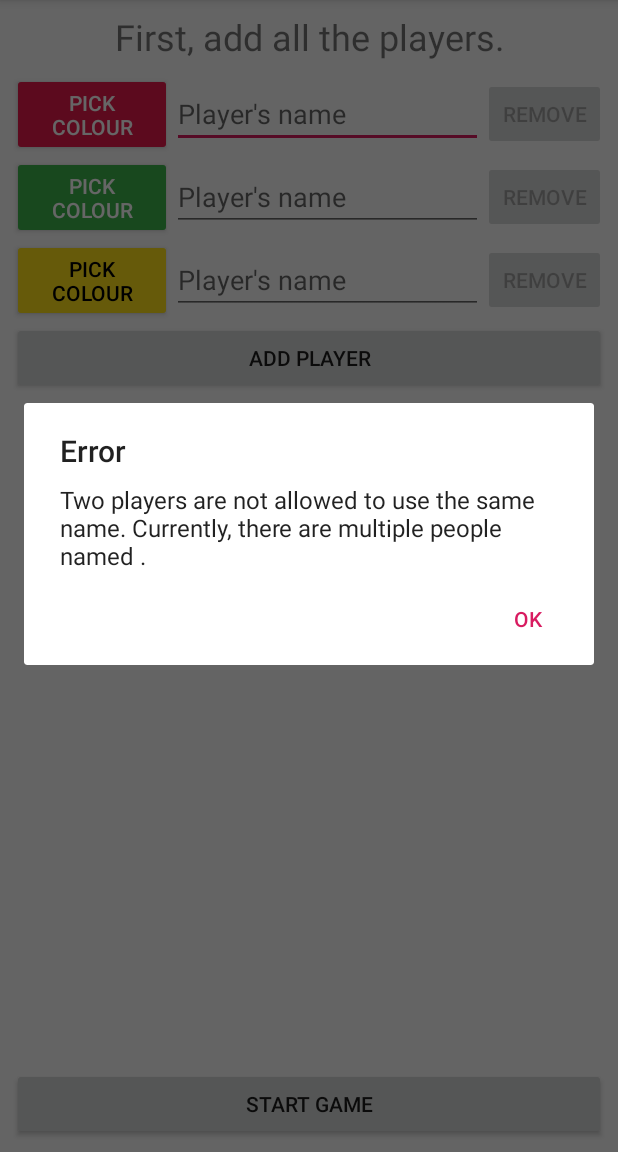
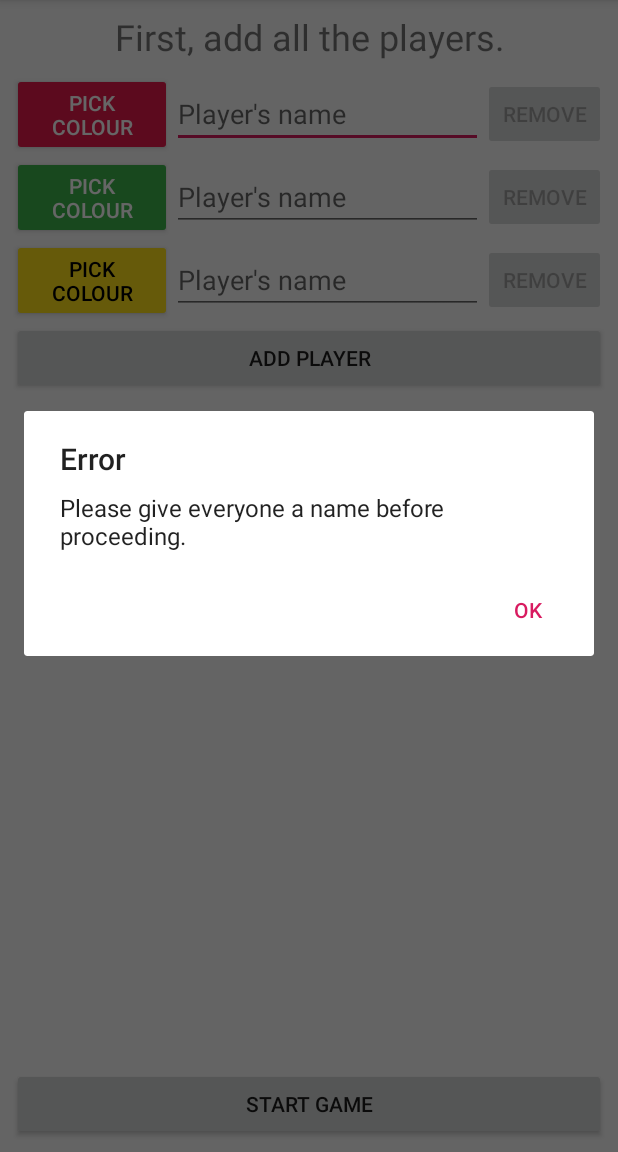
Before and after one commit to olliechick/scumgraph, an Android app: the screen it shows after launch (PlayerSelectionActivity), after a tap on "START GAME", on a phone screen of 412 x 824 dp, the part 84-1236 px from its top. Run offline under Robolectric (Android 15) with nearby library versions, the phone set to English and light mode, and no system bars; libraries missing offline, so code that uses them is left out: petrov.kristiyan.colorpicker; 6 statements that could not run were skipped; 3 other taps on this screen came first.

Commit message:
Add error message for when any of the names are empty
Also use string resources for all strings

Fixes #4

```diff
--- a/app/src/main/java/nz/co/olliechick/scumgraph/PlayerSelectionActivity.kt
+++ b/app/src/main/java/nz/co/olliechick/scumgraph/PlayerSelectionActivity.kt
@@ -157,31 +157,44 @@ class PlayerSelectionActivity : AppCompatActivity() {
         }
     }
 
-    private fun getDuplicateNames(): List<String> {
-        return players.map(Player::name).groupingBy { it }.eachCount().filter { it.value > 1 }
+    private fun getDuplicateNames(): List<String> =
+        players.map(Player::name).groupingBy { it }.eachCount().filter { it.value > 1 }
             .map { it.key }
-    }
+
+    private fun hasEmptyNames(): Boolean = players.map(Player::name).contains("")
 
     @SuppressLint("InflateParams")
     fun startGame(@Suppress("UNUSED_PARAMETER") view1: View) {
         val duplicateNames = getDuplicateNames()
-        if (duplicateNames.isNotEmpty()) {
-            var message = "Two players are not allowed to use the same name. Currently, there are multiple people named "
-            if (duplicateNames.size == 1) message += "${duplicateNames[0]}."
-            else if (duplicateNames.size == 2) message += "${duplicateNames[0]} and ${duplicateNames[1]}."
-            else {
+        when {
+            hasEmptyNames() -> {
+                AlertDialog.Builder(this).run {
+                    setTitle(getString(R.string.error))
+                    setMessage(getString(R.string.give_everyone_a_name))
+                    setPositiveButton(getString(R.string.ok)) { _, _ -> }
+                    show()
+                }
+            }
+            duplicateNames.isNotEmpty() -> {
+                var message = getString(R.string.two_player_not_allowed_same_name)
+                when (duplicateNames.size) {
+                    1 -> message += "${duplicateNames[0]}."
+                    2 -> message += getString(R.string.x_and_y_period, duplicateNames[0], duplicateNames[1])
+                    else -> {
                         duplicateNames.dropLast(1).forEach {
                             message += "$it, "
                         }
-                message = "${message.dropLast(2)}, and ${duplicateNames.last()}."
+                        message = getString(R.string.x_comma_and_y_period, message.dropLast(2), duplicateNames.last())
                     }
-            android.app.AlertDialog.Builder(this).run {
-                setTitle("Error")
+                }
+                AlertDialog.Builder(this).run {
+                    setTitle(getString(R.string.error))
                     setMessage(message)
-                setPositiveButton("OK") { _, _ -> }
+                    setPositiveButton(getString(R.string.ok)) { _, _ -> }
                     show()
                 }
-        } else if (players.size > 3) {
+            }
+            players.size > 3 -> {
                 val view = layoutInflater.inflate(R.layout.start_game_dialog, null)
 
                 AlertDialog.Builder(this).run {
@@ -202,7 +215,9 @@ class PlayerSelectionActivity : AppCompatActivity() {
                     create()
                     show()
                 }
-        } else openGameScreen(1)
+            }
+            else -> openGameScreen(1)
+        }
     }
 
     private fun openGameScreen(numberOfMiddlemen: Int) {
--- a/app/src/main/res/values/strings.xml
+++ b/app/src/main/res/values/strings.xml
@@ -22,4 +22,10 @@
     <string name="you_will_lose_progress">You will lose all your progress.</string>
     <string name="quit">Quit</string>
     <string name="stay">Stay</string>
+    <string name="error">Error</string>
+    <string name="give_everyone_a_name">Please give everyone a name before proceeding.</string>
+    <string name="ok">OK</string>
+    <string name="two_player_not_allowed_same_name">Two players are not allowed to use the same name. Currently, there are multiple people named\u0020</string>
+    <string name="x_and_y_period">%1$s and %2$s.</string>
+    <string name="x_comma_and_y_period">%1$s, and %2$s.</string>
 </resources>
```
Lines whose indentation alone changed are shown as unchanged.
